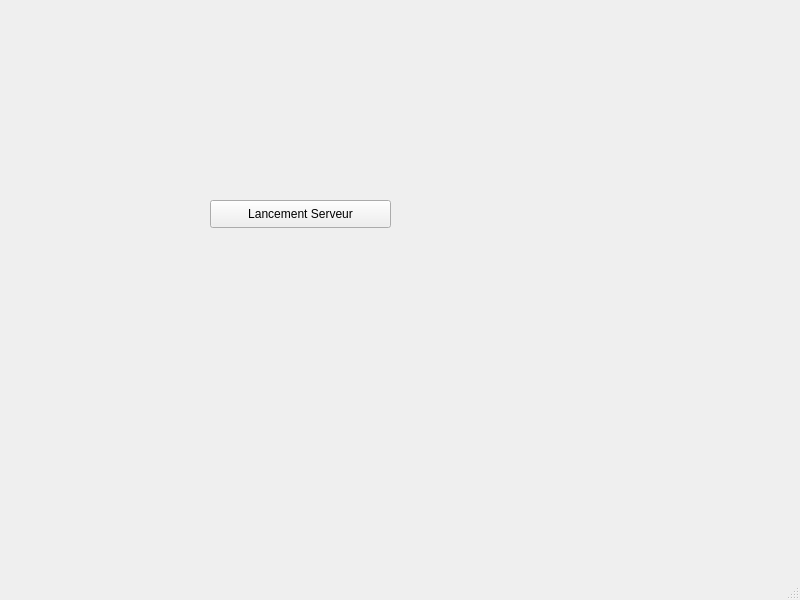
First picture: the form in serveur/mainwindow.ui, repository etiennelndr/serveur_voilierautonome, before the edit.
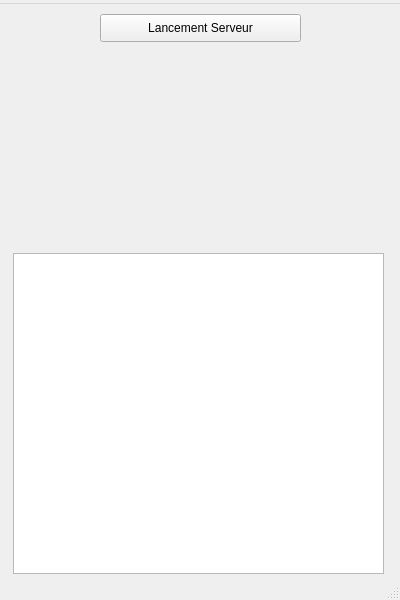
Second picture: the form after the edit.

```diff
--- a/serveur/mainwindow.ui
+++ b/serveur/mainwindow.ui
@@ -6,10 +6,16 @@
    <rect>
     <x>0</x>
     <y>0</y>
-    <width>800</width>
+    <width>400</width>
     <height>600</height>
    </rect>
   </property>
+  <property name="minimumSize">
+   <size>
+    <width>400</width>
+    <height>600</height>
+   </size>
+  </property>
   <property name="windowTitle">
    <string>MainWindow</string>
   </property>
@@ -17,9 +23,9 @@
    <widget class="QPushButton" name="lancement_serveur">
     <property name="geometry">
      <rect>
-      <x>210</x>
-      <y>200</y>
-      <width>181</width>
+      <x>100</x>
+      <y>10</y>
+      <width>201</width>
       <height>28</height>
      </rect>
     </property>
@@ -27,16 +33,41 @@
      <string>Lancement Serveur</string>
     </property>
    </widget>
+   <widget class="QPlainTextEdit" name="konsole">
+    <property name="geometry">
+     <rect>
+      <x>13</x>
+      <y>249</y>
+      <width>371</width>
+      <height>321</height>
+     </rect>
+    </property>
+    <property name="readOnly">
+     <bool>true</bool>
+    </property>
+   </widget>
   </widget>
   <widget class="QMenuBar" name="menubar">
    <property name="geometry">
     <rect>
      <x>0</x>
      <y>0</y>
-     <width>800</width>
-     <height>26</height>
+     <width>400</width>
+     <height>20</height>
     </rect>
    </property>
+   <widget class="QMenu" name="menu">
+    <property name="enabled">
+     <bool>true</bool>
+    </property>
+    <property name="tearOffEnabled">
+     <bool>false</bool>
+    </property>
+    <property name="title">
+     <string/>
+    </property>
+   </widget>
+   <addaction name="menu"/>
   </widget>
   <widget class="QStatusBar" name="statusbar"/>
  </widget>
```
Left out of the diff: 2 changed lines with no effect on the pictures.
